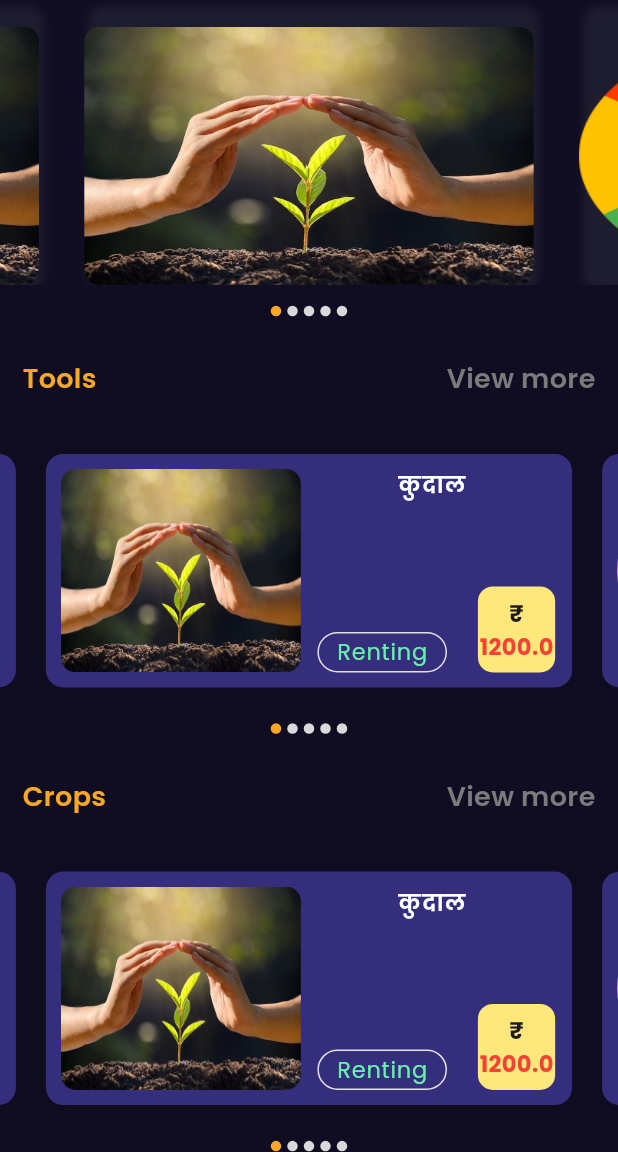
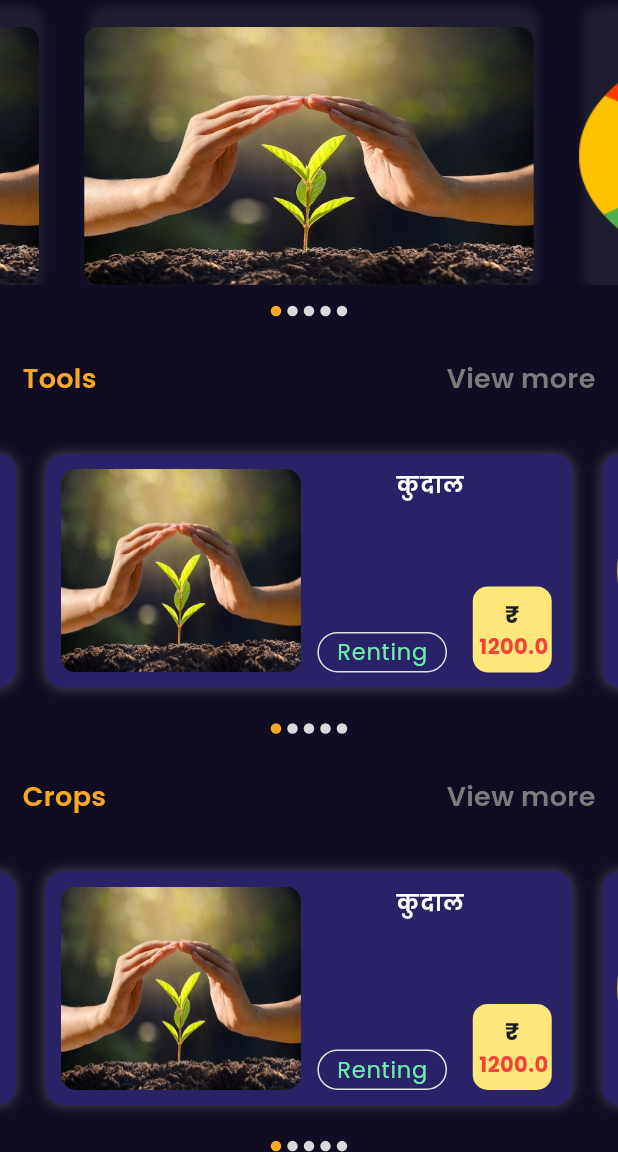
Before and after one commit to Kheti-Sahayak/Kheti-Shayak-2, a Flutter app: the HomeScreen screen opened directly, on a phone screen of 412 x 824 dp, the part 84-1236 px from its top. Run offline on Flutter 3.47's test engine with Material 3 defaults, Android fonts, the phone set to English and light mode, and no system bars; drawn by our look-alikes of carousel_slider; our stand-ins replace flutter_screenutil, google_fonts.

```diff
--- a/lib/utils/colors.dart
+++ b/lib/utils/colors.dart
@@ -1,5 +1,5 @@
 import 'package:flutter/material.dart';
 
 const bgColor = Color.fromRGBO(16, 13, 34, 1);
-const cardColor = Color.fromRGBO(52, 46, 125, 1.0);
+const cardColor = Color.fromRGBO(42, 34, 102, 1.0);
 const appBarColor = Color.fromRGBO(37, 18, 63, 1.0);
--- a/lib/widgets/home_page_event.dart
+++ b/lib/widgets/home_page_event.dart
@@ -15,7 +15,7 @@ Widget homePageEvent(Shayak event) {
       color: cardColor,
       boxShadow: [
         BoxShadow(
-          color: Colors.black.withOpacity(0.24),
+          color: Colors.white70.withOpacity(0.24),
           blurRadius: 7,
         ),
       ],
@@ -77,10 +77,10 @@ Widget homePageEvent(Shayak event) {
                       ),
                     ),
                   ),
-                  SizedBox(width: 18.w),
+                  SizedBox(width: 15.w),
                   Container(
                     height: 48.h,
-                    width: 45.w,
+                    width: 46.w,
                     decoration: BoxDecoration(
                       color: const Color(0xffFFE87B),
                       borderRadius: BorderRadius.circular(10),
@@ -95,12 +95,14 @@ Widget homePageEvent(Shayak event) {
                             fontSize: 16.0,
                           ),
                         ),
-                        Text(
-                          event.price.toString(),
-                          style: GoogleFonts.poppins(
-                            fontWeight: FontWeight.w700,
-                            color: Colors.red,
-                            fontSize: 15.0,
+                        Padding(
+                          padding: const EdgeInsets.only(left: 2.0),
+                          child: Text(
+                            event.price.toString(),
+                            style: GoogleFonts.poppins(
+                              fontWeight: FontWeight.w700,
+                              color: Colors.red,
+                            ),
                           ),
                         ),
                       ],
```
